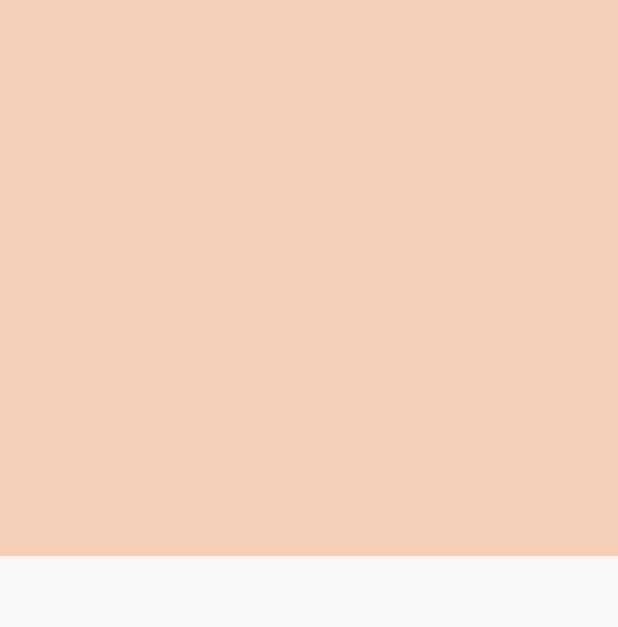
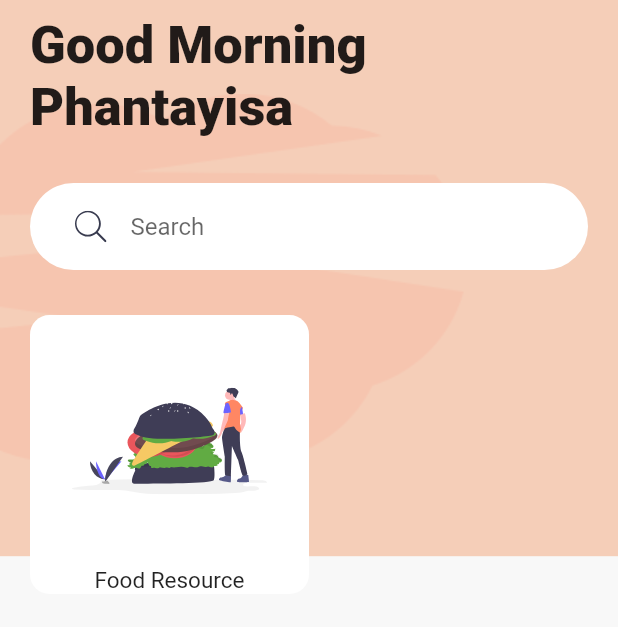
Before and after one commit to ChristOscar/KidoResources, a Flutter app: the screen it shows after launch, on a phone screen of 412 x 824 dp. Shown: the top 627 px of the screen. Run offline on Flutter 3.47's test engine with Material 2 defaults, Android fonts, the phone set to English and light mode, and no system bars; our stand-ins replace flutter_svg.

Commit message:
Created a search function and now working ont eh gridview of the topics

```diff
--- a/lib/main.dart
+++ b/lib/main.dart
@@ -1,5 +1,7 @@
 import 'package:flutter/material.dart';
+import 'package:flutter_svg/svg.dart';
 import 'package:kidoresources/constants.dart';
+import 'package:kidoresources/screens/widgets/search_bar.dart';
 
 
 
@@ -33,12 +35,55 @@ class HomeScreen extends StatelessWidget {
             height: size.height * .45,
             decoration: BoxDecoration(
               color: Color(0xFFF5CEB8),
-              // image: DecorationImage(
-              //   alignment: Alignment.centerLeft,
-              //   image: AssetImage("assets/images/undraw_pilates_gpdb.png")
-              // ),
+              image: DecorationImage(
+                alignment: Alignment.centerLeft,
+                image: AssetImage("assets/images/undraw_pilates_gpdb.png")
+              ),
             ),
           ),
+          SafeArea(
+            child: Padding(
+              padding: const EdgeInsets.symmetric(horizontal: 20, vertical: 10),
+              child: Column(
+                crossAxisAlignment: CrossAxisAlignment.start,
+                children: <Widget>[
+                  Text(
+                    "Good Morning \nPhantayisa",
+                    style: TextStyle(
+                      fontWeight: FontWeight.w900,
+                      fontSize: 35,
+                    ),
+                  ),
+                  SearchBar(),
+                  Expanded(
+                    child: GridView.count(
+                      crossAxisCount: 2,
+                      children: <Widget>[
+                        Container(
+                          decoration: BoxDecoration(
+                            color: Colors.white,
+                            borderRadius: BorderRadius.circular(13),
+                          ),
+                          child: Column(
+                            children: <Widget>[
+                              Spacer(),
+                              SvgPicture.asset("assets/icons/Hamburger.svg"),
+                              Spacer(),
+                              Text(
+                                "Food Resource",
+                                textAlign: TextAlign.center,
+                                style: TextStyle(fontSize: 15),
+                              ),
+                            ],
+                          ),
+                        ),
+                      ],
+                      ),
+                    ),
+                ],
+              ),
+              ),
+            ),
         ],
       ),
     );
--- a/lib/screens/widgets/search_bar.dart
+++ b/lib/screens/widgets/search_bar.dart
@@ -0,0 +1,27 @@
+import 'package:flutter/material.dart';
+import 'package:flutter_svg/flutter_svg.dart';
+
+class SearchBar extends StatelessWidget {
+  const SearchBar({
+    Key key,
+  }) : super(key: key);
+
+  @override
+  Widget build(BuildContext context) {
+    return Container(
+      margin: EdgeInsets.symmetric(vertical: 30),
+      padding: EdgeInsets.symmetric(horizontal: 30, vertical: 5),
+      decoration: BoxDecoration(
+        color: Colors.white,
+        borderRadius: BorderRadius.circular(29.5),
+      ),
+      child: TextField(
+        decoration: InputDecoration(
+          hintText: "Search",
+          icon: SvgPicture.asset("assets/icons/search.svg"),
+          border: InputBorder.none,
+        ),
+      ),
+    );
+  }
+}
```
